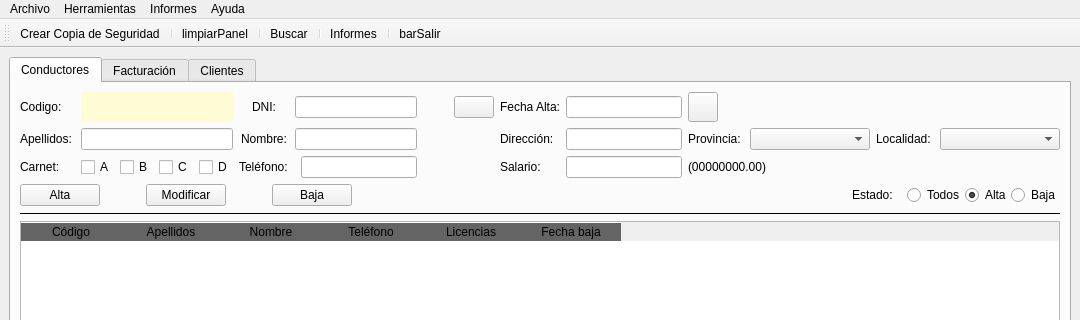
Above: templates/mainWindows.ui from DeusK4ze/ruizpozoMejorado before the change; both pictures show x 0 to 1080 and y 0 to 320 of the 1080 by 800 pixel window. Below: the same form after it.
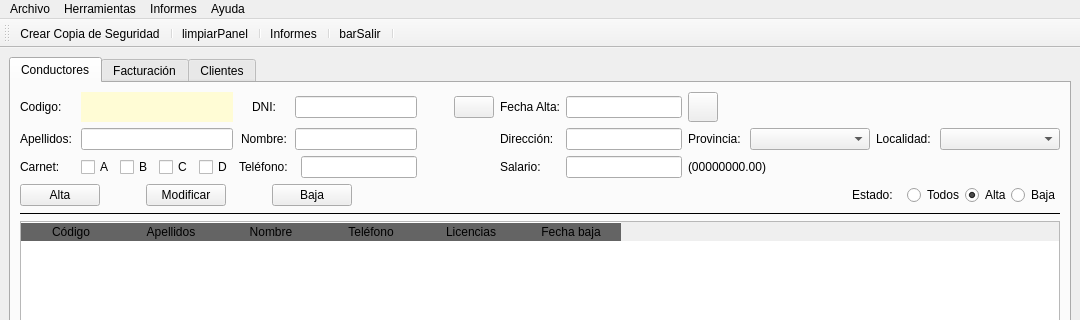
That is the form after the change. Icons and pictures are not drawn.

Commit message: buscar conductores acabado

```diff
--- a/templates/mainWindows.ui
+++ b/templates/mainWindows.ui
@@ -1715,11 +1715,10 @@
    <addaction name="separator"/>
    <addaction name="actionBarLimpiarPanel"/>
    <addaction name="separator"/>
-   <addaction name="actionBuscarConductor"/>
-   <addaction name="separator"/>
    <addaction name="actionCreaerInformeBarra"/>
    <addaction name="separator"/>
    <addaction name="actionBarSalir"/>
+   <addaction name="separator"/>
   </widget>
   <action name="actionSalir">
    <property name="icon">
@@ -1757,15 +1756,6 @@
     <string>limpiarPanel</string>
    </property>
   </action>
-  <action name="actionBuscarConductor">
-   <property name="icon">
-    <iconset>
-     <normaloff>../img/lupa.ico</normaloff>../img/lupa.ico</iconset>
-   </property>
-   <property name="text">
-    <string>Buscar</string>
-   </property>
-  </action>
   <action name="actionCrearCopia">
    <property name="icon">
     <iconset>
```
Left out of the diff: 2 changed lines with no effect on the pictures. The commit also changes 2 other files.
